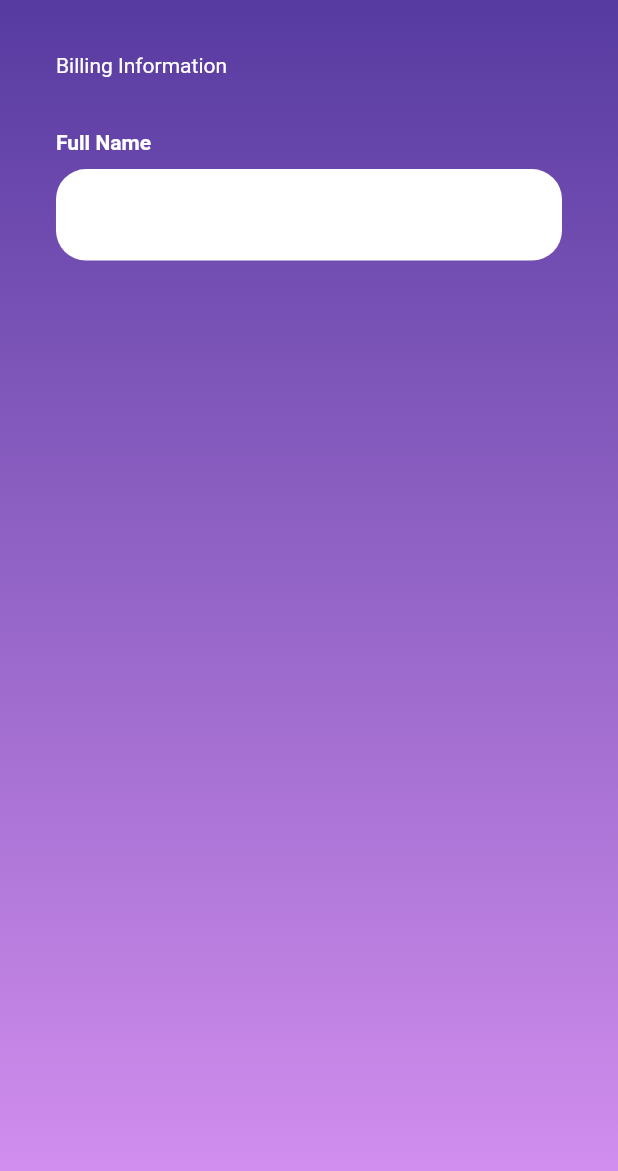
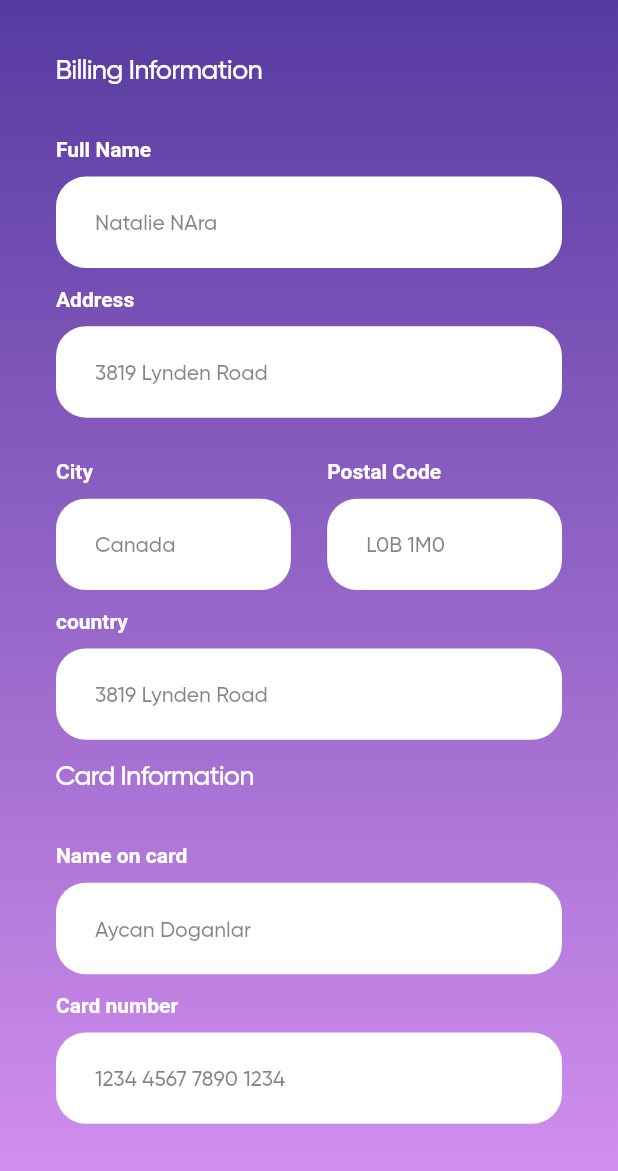
Before and after one commit to NiharDodiya/Rainbow, a Flutter app: the AddCartScreen screen opened directly, on a phone screen of 412 x 824 dp, the part 65-1236 px from its top. Run offline on Flutter 3.47's test engine with Material 2 defaults, Android fonts, the phone set to English and light mode, and no system bars; our stand-ins replace camera, country_picker, dotted_border, file_picker, firebase_auth, firebase_core and 7 more; missing offline and left inert: flutter_facebook_auth, flutter_share; accounts and stored records are empty; Roboto replaces fonts that are missing (Gilroy-ExtraBold, Gilroy-Light).

Commit message:
add cart ui copmlate

```diff
--- a/lib/common/Widget/text_styles.dart
+++ b/lib/common/Widget/text_styles.dart
@@ -299,12 +299,13 @@ TextStyle gilroySemiBoldTextStyle({Color? color,double? fontSize,double? letterS
     letterSpacing: letterSpacing?? 0
   );
 }
-TextStyle gilroyMediumTextStyle({Color? color,double? fontSize,}){
+TextStyle gilroyMediumTextStyle({Color? color,double? fontSize,double? letterSpacing}){
   return TextStyle(
     color: color??ColorRes.white,
     fontWeight: FontWeight.w500,
     fontSize: fontSize??18,
     fontFamily: FontRes.gilroyMedium,
+    letterSpacing:letterSpacing?? 0
   );
 }TextStyle gilroyRegularTextStyle({Color? color,double? fontSize,}){
   return TextStyle(
--- /dev/null
+++ b/lib/screens/Home/settings/payment/add_cart/add_cart_controller.dart
@@ -0,0 +1,14 @@
+import 'package:flutter/cupertino.dart';
+import 'package:get/get.dart';
+
+class AddCartController extends GetxController {
+  TextEditingController fullNameController =TextEditingController();
+  TextEditingController addressController =TextEditingController();
+  TextEditingController cityController =TextEditingController();
+  TextEditingController countryController =TextEditingController();
+  TextEditingController postalCodeController =TextEditingController();
+  TextEditingController nameOnCardController =TextEditingController();
+  TextEditingController cardNmberController =TextEditingController();
+  TextEditingController expiryDateController =TextEditingController();
+  TextEditingController cvvController =TextEditingController();
+}
--- a/lib/screens/Home/settings/payment/add_cart/add_cart_screen.dart
+++ b/lib/screens/Home/settings/payment/add_cart/add_cart_screen.dart
@@ -1,14 +1,17 @@
 import 'package:flutter/material.dart';
 import 'package:get/get.dart';
 import 'package:rainbow/common/Widget/text_field.dart';
+import 'package:rainbow/screens/Home/settings/payment/add_cart/add_cart_controller.dart';
 
+import '../../../../../common/Widget/buttons.dart';
 import '../../../../../common/Widget/text_styles.dart';
 import '../../../../../utils/asset_res.dart';
 import '../../../../../utils/color_res.dart';
 import '../../../../../utils/strings.dart';
 
 class AddCartScreen extends StatelessWidget {
-  const AddCartScreen({Key? key}) : super(key: key);
+   AddCartScreen({Key? key}) : super(key: key);
+   AddCartController controller = Get.put(AddCartController());
 
   @override
   Widget build(BuildContext context) {
@@ -16,6 +19,7 @@ class AddCartScreen extends StatelessWidget {
       body: SafeArea(
         child: Container(
           width: Get.width,
+          height: Get.height,
           decoration: const BoxDecoration(
             gradient: LinearGradient(
               colors: [
@@ -30,18 +34,104 @@ class AddCartScreen extends StatelessWidget {
             crossAxisAlignment: CrossAxisAlignment.start,
             children: [
               appBar(),
-              Padding(
+              Expanded(
+                child: SingleChildScrollView(
+                  physics: const BouncingScrollPhysics(),
                   padding: EdgeInsets.symmetric(horizontal: Get.width * 0.0906),
                   child: Column(
                     crossAxisAlignment: CrossAxisAlignment.start,
                     children: [
-                    Text("Billing Information"),
+                      Text("Billing Information",style: gilroyMediumTextStyle(fontSize: 18,letterSpacing: -0.55),),
                       SizedBox(
                         height: Get.height * 0.0431,
                       ),
 
-                    AppTextFiled(controller: TextEditingController(), title: "Full Name")
+                      AppTextFiled(
+                        controller: controller.fullNameController,
+                        title: "Full Name",
+                        hintText: "Natalie NAra",
+                      ),
+                      // SizedBox(height: Get.height *0.0184,),
+                      AppTextFiled(
+                        controller: controller.addressController,
+                        title: "Address",
+                        hintText: "3819 Lynden Road",
+                      ),
+                      SizedBox(
+                        height: Get.height * 0.0184,
+                      ),
+                      Row(
+                        children: [
+                          Expanded(
+                            child: AppTextFiled(
+                              controller: controller.cityController,
+                              title: "City",
+                              hintText: "Canada",
+                            ),
+                          ),
+                          SizedBox(
+                            width: Get.width * 0.05866,
+                          ),
+                          Expanded(
+                            child: AppTextFiled(
+                              controller: controller.postalCodeController,
+                              title: "Postal Code",
+                              hintText: "L0B 1M0",
+                            ),
+                          ),
                         ],
+                      ),
+                      AppTextFiled(
+                        controller: controller.countryController,
+                        title: "country",
+                        hintText: "3819 Lynden Road",
+                      ),
+                      Text("Card Information",style: gilroyMediumTextStyle(fontSize: 18,letterSpacing: -0.55),),
+                      SizedBox(
+                        height: Get.height * 0.0431034,
+                      ),
+                      AppTextFiled(
+                        controller: controller.nameOnCardController,
+                        title: "Name on card",
+                        hintText: "Aycan Doganlar",
+                      ),
+                      AppTextFiled(
+                        controller: controller.cardNmberController,
+                        title: "Card number",
+                        hintText: "1234 4567 7890 1234",
+                      ),
+                      SizedBox(
+                        height: Get.height * 0.0184,
+                      ),
+                      Row(
+                        children: [
+                          Expanded(
+                            child: AppTextFiled(
+                              controller: controller.expiryDateController,
+                              title: "Expiry date",
+                              hintText: "02/24",
+                            ),
+                          ),
+                          SizedBox(
+                            width: Get.width * 0.05866,
+                          ),
+                          Expanded(
+                            child: AppTextFiled(
+                              controller: controller.cvvController,
+                              title: "CVV",
+                              hintText: ". . .",
+                            ),
+                          ),
+                        ],
+                      ),
+                      SubmitButton(
+                        text: "add Card",
+                      ),
+                      SizedBox(
+                            height: Get.width * 0.05866,
+                          ),
+                    ],
+                  ),
                 ),
               )
             ],
--- a/lib/screens/Home/settings/payment/payment_screen.dart
+++ b/lib/screens/Home/settings/payment/payment_screen.dart
@@ -230,13 +230,13 @@ class PaymentScreen extends StatelessWidget {
                         minits: "2 hr ago",
                         doller: "+\$600.00",
                       ),
-                       const Tranzaction(
+                      const Tranzaction(
                         name: "Jolina Jones",
                         imagePath: AssetRes.p02,
                         minits: "4 hr ago",
                         doller: "-\$200.00",
                       ),
-                       const Tranzaction(
+                      const Tranzaction(
                         name: "Wills Smith",
                         imagePath: AssetRes.p03,
                         minits: "4 hr ago",
@@ -458,8 +458,8 @@ Widget appBar() {
             ),
             //Floating Button
             InkWell(
-              onTap: (){
-                  Get.to(() =>  const AddCartScreen());
+              onTap: () {
+                Get.to(() => AddCartScreen());
               },
               child: Container(
                 width: Get.width * 0.0826,
```
Lines whose indentation alone changed are shown as unchanged.
